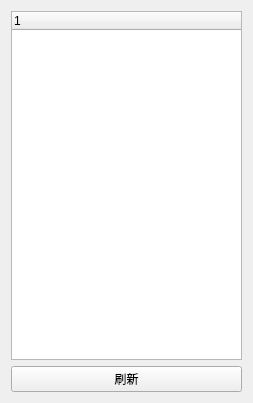
Above: CleverManagerV3/pdus/pdu_list/pdu_listwid.ui from ChinaClever/CleverManagerV3 before the change. Below: the same form after it.
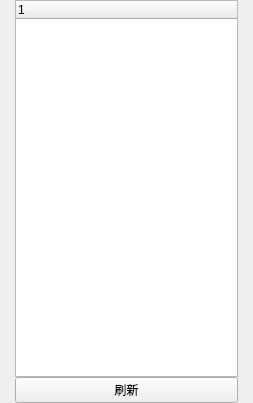
That is the form after the change.

The edit to the form file:
```diff
--- a/CleverManagerV3/pdus/pdu_list/pdu_listwid.ui
+++ b/CleverManagerV3/pdus/pdu_list/pdu_listwid.ui
@@ -14,6 +14,21 @@
    <string>Form</string>
   </property>
   <layout class="QGridLayout" name="gridLayout">
+   <property name="leftMargin">
+    <number>15</number>
+   </property>
+   <property name="topMargin">
+    <number>0</number>
+   </property>
+   <property name="rightMargin">
+    <number>15</number>
+   </property>
+   <property name="bottomMargin">
+    <number>0</number>
+   </property>
+   <property name="spacing">
+    <number>0</number>
+   </property>
    <item row="0" column="0">
     <widget class="QTreeWidget" name="treeWidget">
      <column>
```
